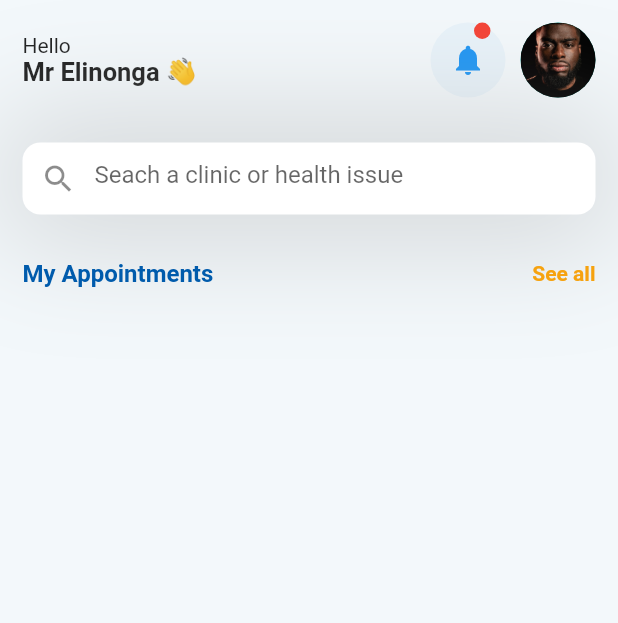
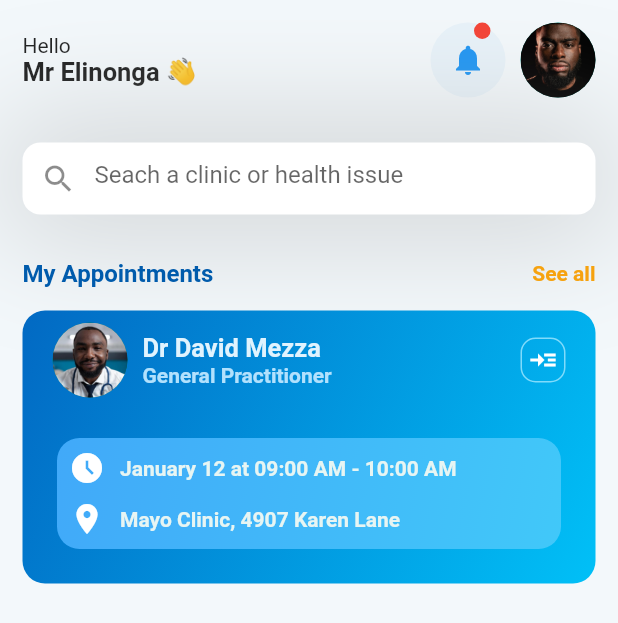
Before and after one commit to elinonga/Clinic-Mobile-App-Flutter, a Flutter app: the screen it shows after launch, on a phone screen of 412 x 824 dp. Shown: the top 623 px of the screen. Run offline on Flutter 3.47's test engine with Material 2 defaults, Android fonts, the phone set to English and light mode, and no system bars; our stand-ins replace hexcolor.

Commit message:
:rocket: Doctor's info card

```diff
--- a/lib/pages/home.dart
+++ b/lib/pages/home.dart
@@ -16,7 +16,7 @@ class _HomePageState extends State<HomePage> {
   Widget build(BuildContext context) {
     return Scaffold(
       backgroundColor: HexColor("f3f8fb"),
-      body: ListView(children: const [
+      body: ListView(children: [
         // Row (Salamu + Notification + Avatar)
         TopBar(),
         SizedBox(height: 30),
@@ -27,8 +27,168 @@ class _HomePageState extends State<HomePage> {
 
         // Appointment Header
         HeaderRow(),
+        SizedBox(height: 15),
 
         // Appointmnet Container
+        Container(
+          margin: const EdgeInsets.only(left: 15, right: 15),
+          decoration: BoxDecoration(
+              color: HexColor("018BF7"),
+              gradient: LinearGradient(
+                begin: Alignment.topLeft,
+                end: Alignment.bottomRight,
+                colors: [
+                  HexColor("0269c3"),
+                  HexColor("01c0f7"),
+                ],
+              ),
+              borderRadius: const BorderRadius.all(Radius.circular(15))),
+          child: Padding(
+            padding: const EdgeInsets.all(8.0),
+            child: Column(children: [
+              // 🎊
+
+              // Doctor's info
+              Container(
+                margin: const EdgeInsets.only(left: 12, right: 12),
+                child: Row(
+                    mainAxisAlignment: MainAxisAlignment.spaceBetween,
+                    children: [
+                      // 🎊
+
+                      Row(
+                        children: [
+                          // Avatar
+                          const CircleAvatar(
+                            radius: 25,
+                            foregroundImage:
+                                AssetImage("assets/images/doc.jpg"),
+                          ),
+
+                          const SizedBox(
+                            width: 10,
+                          ),
+
+                          // Column (Name + Role)
+                          Column(
+                            crossAxisAlignment: CrossAxisAlignment.start,
+                            children: [
+                              Text(
+                                "Dr David Mezza",
+                                style: TextStyle(
+                                    color: HexColor("e0f3fe"),
+                                    fontWeight: FontWeight.bold,
+                                    fontSize: 17),
+                              ),
+                              Text(
+                                "General Practitioner",
+                                style: TextStyle(
+                                    color: HexColor("b2e1fd"),
+                                    fontWeight: FontWeight.bold,
+                                    fontSize: 14),
+                              ),
+                            ],
+                          ),
+                        ],
+                      ),
+
+                      // "See more" icon
+                      Container(
+                          width: 30,
+                          height: 30,
+                          decoration: BoxDecoration(
+                            border: Border.all(color: HexColor("80dbfb")),
+                            borderRadius:
+                                const BorderRadius.all(Radius.circular(10)),
+                          ),
+                          child: const Icon(
+                            Icons.read_more,
+                            color: Colors.white,
+                            size: 20,
+                          )),
+
+                      // 🎊
+                    ]),
+              ),
+
+              const SizedBox(
+                height: 12,
+              ),
+
+              // Availability
+              Container(
+                margin: const EdgeInsets.all(15),
+                decoration: BoxDecoration(
+                    color: HexColor("41c4f9"),
+                    gradient: LinearGradient(
+                      begin: Alignment.topLeft,
+                      end: Alignment.bottomRight,
+                      colors: [
+                        HexColor("41a9f9"),
+                        HexColor("41c8f9"),
+                      ],
+                    ),
+                    borderRadius: const BorderRadius.all(Radius.circular(15))),
+                child: Padding(
+                  padding: const EdgeInsets.all(8.0),
+                  child: Column(children: [
+                    // 🎊
+
+                    // Time
+                    Row(
+                      children: [
+                        // 🎊
+
+                        // Time Icon
+                        const Icon(
+                          Icons.access_time_filled,
+                          color: Colors.white,
+                        ),
+                        const SizedBox(width: 10),
+
+                        // Text
+                        Text(
+                          "January 12 at 09:00 AM - 10:00 AM",
+                          style: TextStyle(
+                              color: HexColor("e7f5f3"),
+                              fontWeight: FontWeight.bold,
+                              fontSize: 14),
+                        ),
+                      ],
+                    ),
+
+                    const SizedBox(height: 10),
+
+                    // Location
+                    Row(
+                      children: [
+                        // 🎊
+
+                        // Location Icon
+                        const Icon(
+                          Icons.location_on,
+                          color: Colors.white,
+                        ),
+                        const SizedBox(width: 10),
+
+                        // Text
+                        Text(
+                          "Mayo Clinic, 4907 Karen Lane",
+                          style: TextStyle(
+                              color: HexColor("e7f5f3"),
+                              fontWeight: FontWeight.bold,
+                              fontSize: 14),
+                        ),
+                      ],
+                    ),
+                  ]),
+                ),
+              ),
+
+              // END
+            ]),
+          ),
+        )
       ]),
     );
   }
```
Also changed, not shown: assets/images/doc.jpg (added).
